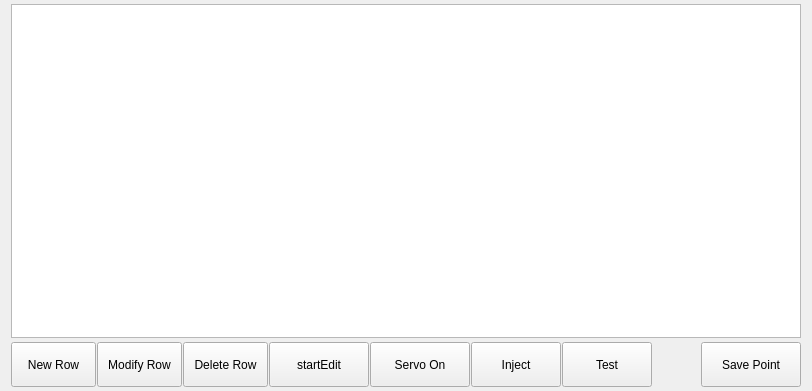
Old version of the form icprogrampage/icprogrampage.ui in the repository GaussCheng/2-5AxisPunch.
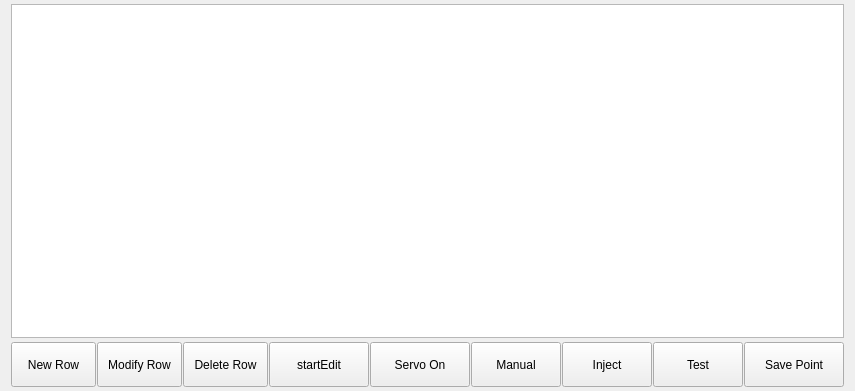
New version of the form. Custom widgets are drawn as their Qt base class.

```diff
--- a/icprogrampage/icprogrampage.ui
+++ b/icprogrampage/icprogrampage.ui
@@ -127,6 +127,25 @@
        </property>
       </widget>
      </item>
+     <item>
+      <widget class="QPushButton" name="manualButton">
+       <property name="minimumSize">
+        <size>
+         <width>90</width>
+         <height>45</height>
+        </size>
+       </property>
+       <property name="focusPolicy">
+        <enum>Qt::NoFocus</enum>
+       </property>
+       <property name="text">
+        <string>Manual</string>
+       </property>
+       <property name="checkable">
+        <bool>false</bool>
+       </property>
+      </widget>
+     </item>
      <item>
       <widget class="QPushButton" name="injectButton">
        <property name="minimumSize">
```
